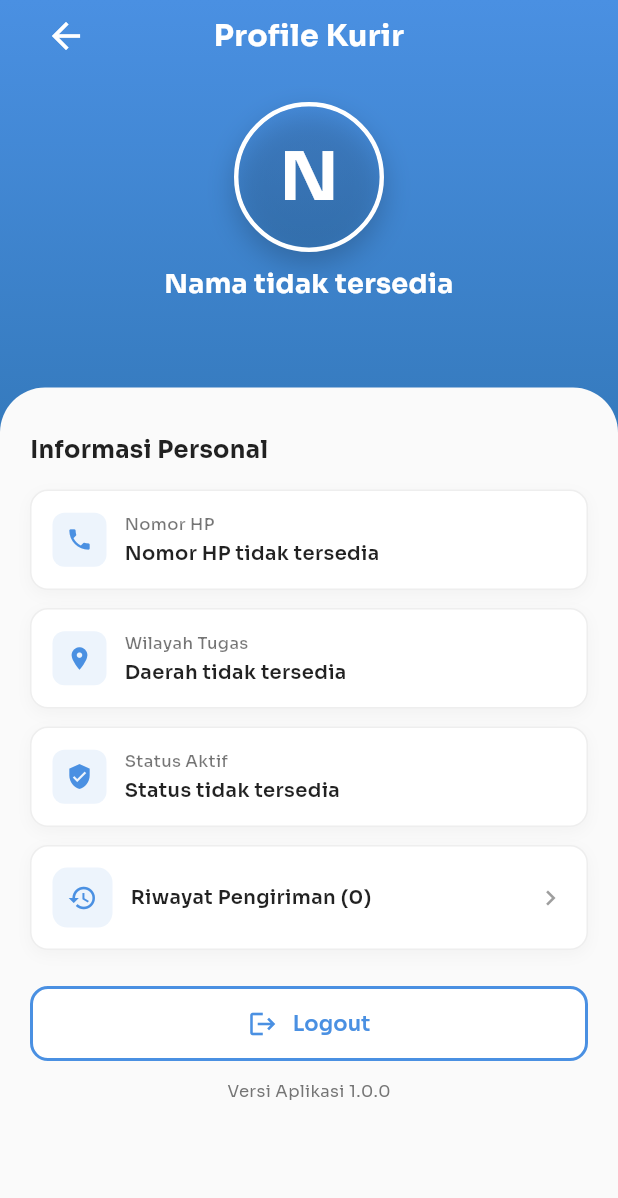
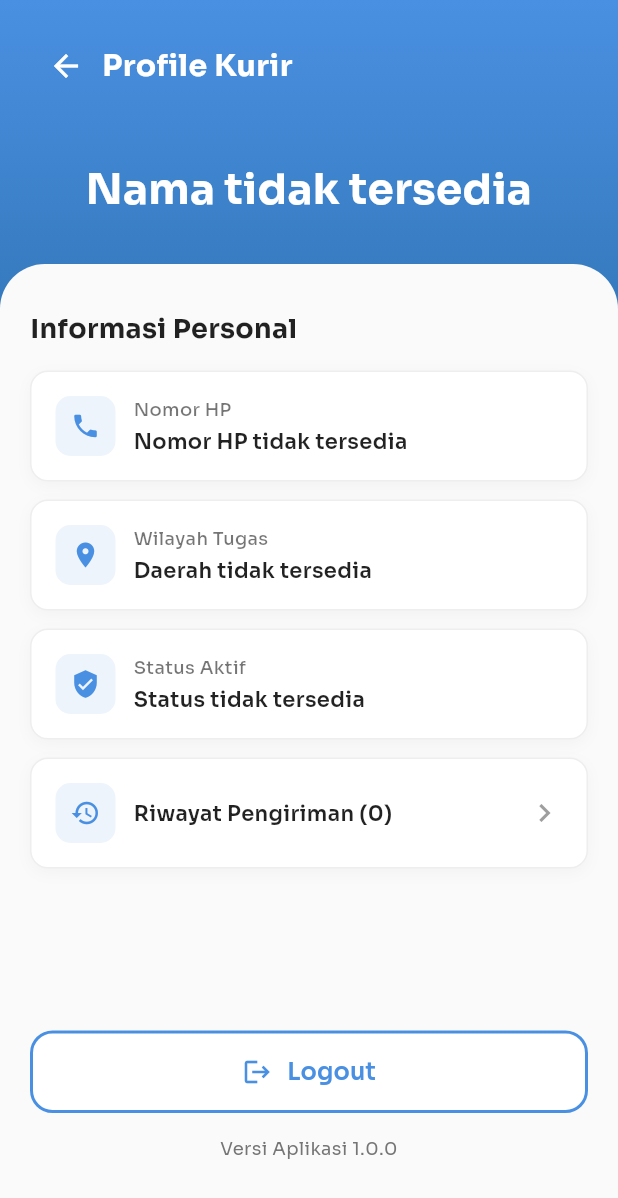
Before and after one commit to amrisabilly/naga-cargo-indonesia-apl, a Flutter app: the ProfileKurirScreen screen opened by its route, on a phone screen of 412 x 824 dp. Shown: the top 1198 px of the screen. Run offline on Flutter 3.47's test engine with Material 3 defaults, Android fonts, the phone set to English and light mode, and no system bars; our stand-ins replace geolocator, go_router, google_fonts, image_picker, shared_preferences; accounts and stored records are empty.

Commit message:
fix : memperbaiki  login dan profile

```diff
--- a/lib/screen/profile/profileScreen.dart
+++ b/lib/screen/profile/profileScreen.dart
@@ -32,7 +32,7 @@ class _ProfileKurirScreenState extends State<ProfileKurirScreen> {
             children: [
               // Header dengan gradient
               Container(
-                height: screenHeight * 0.35,
+                height: screenHeight * 0.25,
                 width: double.infinity,
                 decoration: const BoxDecoration(
                   gradient: LinearGradient(
@@ -43,8 +43,9 @@ class _ProfileKurirScreenState extends State<ProfileKurirScreen> {
                 ),
                 child: SafeArea(
                   child: Padding(
-                    padding: const EdgeInsets.symmetric(horizontal: 20.0),
+                    padding: const EdgeInsets.all(20.0),
                     child: Column(
+                      mainAxisAlignment: MainAxisAlignment.center,
                       children: [
                         // Header dengan tombol kembali
                         Row(
@@ -54,7 +55,7 @@ class _ProfileKurirScreenState extends State<ProfileKurirScreen> {
                               icon: const Icon(
                                 Icons.arrow_back,
                                 color: Colors.white,
-                                size: 28,
+                                size: 24,
                               ),
                             ),
                             const Expanded(
@@ -65,67 +66,24 @@ class _ProfileKurirScreenState extends State<ProfileKurirScreen> {
                                   fontSize: 20,
                                   fontWeight: FontWeight.bold,
                                 ),
-                                textAlign: TextAlign.center,
+                                textAlign: TextAlign.left,
                               ),
                             ),
-                            const SizedBox(width: 48),
+                            const SizedBox(width: 48), // Spacer untuk simetri
                           ],
                         ),
-                        const SizedBox(height: 20),
-                        // Foto Profile
-                        Container(
-                          width: 100,
-                          height: 100,
-                          decoration: BoxDecoration(
-                            shape: BoxShape.circle,
-                            border: Border.all(color: Colors.white, width: 3),
-                            boxShadow: [
-                              BoxShadow(
-                                color: Colors.black.withOpacity(0.2),
-                                blurRadius: 15,
-                                offset: const Offset(0, 8),
-                              ),
-                            ],
-                          ),
-                          child: Container(
-                            decoration: BoxDecoration(
-                              shape: BoxShape.circle,
-                              gradient: LinearGradient(
-                                begin: Alignment.topCenter,
-                                end: Alignment.bottomCenter,
-                                colors: [
-                                  const Color(0xFF4A90E2).withOpacity(0.3),
-                                  const Color(0xFF357ABD).withOpacity(0.3),
-                                ],
-                              ),
-                            ),
-                            child: Center(
-                              child: Text(
-                                profileController.namaKurir.isEmpty
-                                    ? '?'
-                                    : profileController.namaKurir[0].toUpperCase(),
-                                style: const TextStyle(
-                                  fontSize: 45,
-                                  fontWeight: FontWeight.bold,
-                                  color: Colors.white,
-                                ),
-                              ),
-                            ),
-                          ),
-                        ),
-                        const SizedBox(height: 8),
-                        // Nama
+                        const Spacer(),
+                        // Nama Kurir
                         Text(
                           profileController.namaKurir,
                           style: const TextStyle(
                             color: Colors.white,
-                            fontSize: 18,
+                            fontSize: 28,
                             fontWeight: FontWeight.bold,
                           ),
                           textAlign: TextAlign.center,
-                          maxLines: 1,
-                          overflow: TextOverflow.ellipsis,
                         ),
+                        const SizedBox(height: 40),
                       ],
                     ),
                   ),
@@ -143,7 +101,7 @@ class _ProfileKurirScreenState extends State<ProfileKurirScreen> {
                     ),
                   ),
                   transform: Matrix4.translationValues(0, -30, 0),
-                  child: SingleChildScrollView(
+                  child: Padding(
                     padding: const EdgeInsets.fromLTRB(20, 30, 20, 20),
                     child: Column(
                       crossAxisAlignment: CrossAxisAlignment.start,
@@ -151,12 +109,15 @@ class _ProfileKurirScreenState extends State<ProfileKurirScreen> {
                         const Text(
                           'Informasi Personal',
                           style: TextStyle(
-                            fontSize: 16,
+                            fontSize: 18,
                             fontWeight: FontWeight.bold,
                             color: Colors.black87,
                           ),
                         ),
                         const SizedBox(height: 15),
+                        Expanded(
+                          child: Column(
+                            children: [
                               _buildCompactInfoCard(
                                 icon: Icons.phone,
                                 title: 'Nomor HP',
@@ -182,12 +143,14 @@ class _ProfileKurirScreenState extends State<ProfileKurirScreen> {
                                 },
                                 child: Container(
                                   width: double.infinity,
-                            padding: const EdgeInsets.all(14),
+                                  padding: const EdgeInsets.all(16),
                                   margin: const EdgeInsets.only(top: 12),
                                   decoration: BoxDecoration(
                                     color: Colors.white,
                                     borderRadius: BorderRadius.circular(12),
-                              border: Border.all(color: Colors.grey[200]!),
+                                    border: Border.all(
+                                      color: Colors.grey[200]!,
+                                    ),
                                     boxShadow: [
                                       BoxShadow(
                                         color: Colors.black.withOpacity(0.03),
@@ -202,8 +165,12 @@ class _ProfileKurirScreenState extends State<ProfileKurirScreen> {
                                         width: 40,
                                         height: 40,
                                         decoration: BoxDecoration(
-                                    color: const Color(0xFF4A90E2).withOpacity(0.1),
-                                    borderRadius: BorderRadius.circular(10),
+                                          color: const Color(
+                                            0xFF4A90E2,
+                                          ).withOpacity(0.1),
+                                          borderRadius: BorderRadius.circular(
+                                            10,
+                                          ),
                                         ),
                                         child: const Icon(
                                           Icons.history,
@@ -216,7 +183,7 @@ class _ProfileKurirScreenState extends State<ProfileKurirScreen> {
                                         child: Text(
                                           'Riwayat Pengiriman (${profileController.totalRiwayat})',
                                           style: const TextStyle(
-                                      fontSize: 13,
+                                            fontSize: 14,
                                             color: Colors.black87,
                                             fontWeight: FontWeight.w600,
                                           ),
@@ -225,17 +192,15 @@ class _ProfileKurirScreenState extends State<ProfileKurirScreen> {
                                       const Icon(
                                         Icons.chevron_right,
                                         color: Colors.grey,
-                                  size: 20,
                                       ),
                                     ],
                                   ),
                                 ),
                               ),
-                        const SizedBox(height: 24),
+                              const Spacer(),
                               // Logout Button
                               SizedBox(
                                 width: double.infinity,
-                          height: 50,
                                 child: OutlinedButton(
                                   onPressed: _showLogoutConfirmation,
                                   style: OutlinedButton.styleFrom(
@@ -244,7 +209,10 @@ class _ProfileKurirScreenState extends State<ProfileKurirScreen> {
                                       width: 2,
                                     ),
                                     shape: RoundedRectangleBorder(
-                                borderRadius: BorderRadius.circular(12),
+                                      borderRadius: BorderRadius.circular(15),
+                                    ),
+                                    padding: const EdgeInsets.symmetric(
+                                      vertical: 16,
                                     ),
                                     backgroundColor: Colors.white,
                                   ),
@@ -262,21 +230,23 @@ class _ProfileKurirScreenState extends State<ProfileKurirScreen> {
                                         style: TextStyle(
                                           color: Color(0xFF4A90E2),
                                           fontWeight: FontWeight.w600,
-                                    fontSize: 14,
+                                          fontSize: 16,
                                         ),
                                       ),
                                     ],
                                   ),
                                 ),
                               ),
-                        const SizedBox(height: 12),
-                        Center(
-                          child: Text(
+                              const SizedBox(height: 15),
+                              Text(
                                 'Versi Aplikasi 1.0.0',
                                 style: TextStyle(
-                              fontSize: 11,
+                                  fontSize: 12,
                                   color: Colors.grey[600],
                                 ),
+                                textAlign: TextAlign.center,
+                              ),
+                            ],
                           ),
                         ),
                       ],
@@ -299,7 +269,7 @@ class _ProfileKurirScreenState extends State<ProfileKurirScreen> {
   }) {
     return Container(
       width: double.infinity,
-      padding: const EdgeInsets.all(14),
+      padding: const EdgeInsets.all(16),
       decoration: BoxDecoration(
         color: Colors.white,
         borderRadius: BorderRadius.circular(12),
@@ -315,13 +285,13 @@ class _ProfileKurirScreenState extends State<ProfileKurirScreen> {
       child: Row(
         children: [
           Container(
-            width: 36,
-            height: 36,
+            width: 40,
+            height: 40,
             decoration: BoxDecoration(
               color: const Color(0xFF4A90E2).withOpacity(0.1),
-              borderRadius: BorderRadius.circular(8),
+              borderRadius: BorderRadius.circular(10),
             ),
-            child: Icon(icon, color: const Color(0xFF4A90E2), size: 18),
+            child: Icon(icon, color: const Color(0xFF4A90E2), size: 20),
           ),
           const SizedBox(width: 12),
           Expanded(
@@ -331,21 +301,19 @@ class _ProfileKurirScreenState extends State<ProfileKurirScreen> {
                 Text(
                   title,
                   style: const TextStyle(
-                    fontSize: 11,
+                    fontSize: 12,
                     color: Colors.black54,
                     fontWeight: FontWeight.w500,
                   ),
                 ),
-                const SizedBox(height: 2),
+                const SizedBox(height: 3),
                 Text(
                   value,
                   style: const TextStyle(
-                    fontSize: 13,
+                    fontSize: 14,
                     color: Colors.black87,
                     fontWeight: FontWeight.w600,
                   ),
-                  maxLines: 1,
-                  overflow: TextOverflow.ellipsis,
                 ),
               ],
             ),
@@ -358,7 +326,8 @@ class _ProfileKurirScreenState extends State<ProfileKurirScreen> {
   void _showLogoutConfirmation() {
     showDialog(
       context: context,
-      builder: (dialogContext) => KonfirmasiLogoutDialog(
+      builder:
+          (dialogContext) => KonfirmasiLogoutDialog(
             onLogoutConfirmed: () {
               Navigator.pop(dialogContext);
               _performLogout();
@@ -393,46 +362,29 @@ class _ProfileKurirScreenState extends State<ProfileKurirScreen> {
 class KonfirmasiLogoutDialog extends StatelessWidget {
   final VoidCallback onLogoutConfirmed;
 
-  const KonfirmasiLogoutDialog({
-    super.key,
-    required this.onLogoutConfirmed,
-  });
+  const KonfirmasiLogoutDialog({super.key, required this.onLogoutConfirmed});
 
   @override
   Widget build(BuildContext context) {
     return AlertDialog(
-      shape: RoundedRectangleBorder(
-        borderRadius: BorderRadius.circular(16),
-      ),
-      contentPadding: const EdgeInsets.all(24),
+      shape: RoundedRectangleBorder(borderRadius: BorderRadius.circular(20)),
       title: const Row(
         children: [
-          Icon(Icons.logout, color: Color(0xFF4A90E2), size: 24),
+          Icon(Icons.logout, color: Color(0xFF4A90E2), size: 28),
           SizedBox(width: 12),
-          Text(
-            'Konfirmasi Logout',
-            style: TextStyle(fontSize: 16, fontWeight: FontWeight.bold),
-          ),
+          Text('Konfirmasi Logout'),
         ],
       ),
       content: const Text(
         'Apakah Anda yakin ingin keluar dari aplikasi?',
-        style: TextStyle(
-          fontSize: 14,
-          color: Colors.black87,
-          height: 1.5,
-        ),
+        style: TextStyle(fontSize: 16),
       ),
       actions: [
         TextButton(
           onPressed: () => Navigator.pop(context),
           child: const Text(
             'Batal',
-            style: TextStyle(
-              color: Colors.grey,
-              fontWeight: FontWeight.w600,
-              fontSize: 14,
-            ),
+            style: TextStyle(color: Colors.grey, fontWeight: FontWeight.w600),
           ),
         ),
         ElevatedButton(
@@ -440,17 +392,12 @@ class KonfirmasiLogoutDialog extends StatelessWidget {
           style: ElevatedButton.styleFrom(
             backgroundColor: const Color(0xFF4A90E2),
             shape: RoundedRectangleBorder(
-              borderRadius: BorderRadius.circular(8),
+              borderRadius: BorderRadius.circular(10),
             ),
-            padding: const EdgeInsets.symmetric(horizontal: 20, vertical: 10),
           ),
           child: const Text(
             'Logout',
-            style: TextStyle(
-              color: Colors.white,
-              fontWeight: FontWeight.w600,
-              fontSize: 14,
-            ),
+            style: TextStyle(color: Colors.white, fontWeight: FontWeight.w600),
           ),
         ),
       ],
```
Also changed, not shown: lib/auth/loginScreen.dart (+40 -36 lines). Lines whose indentation alone changed are shown as unchanged.
